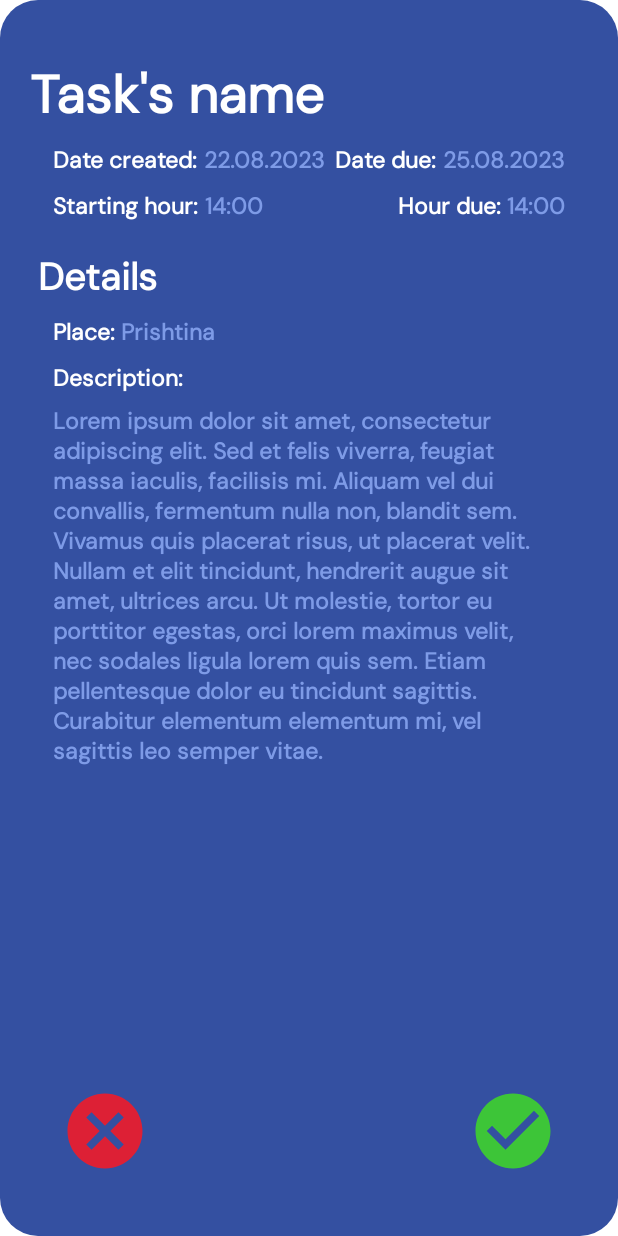
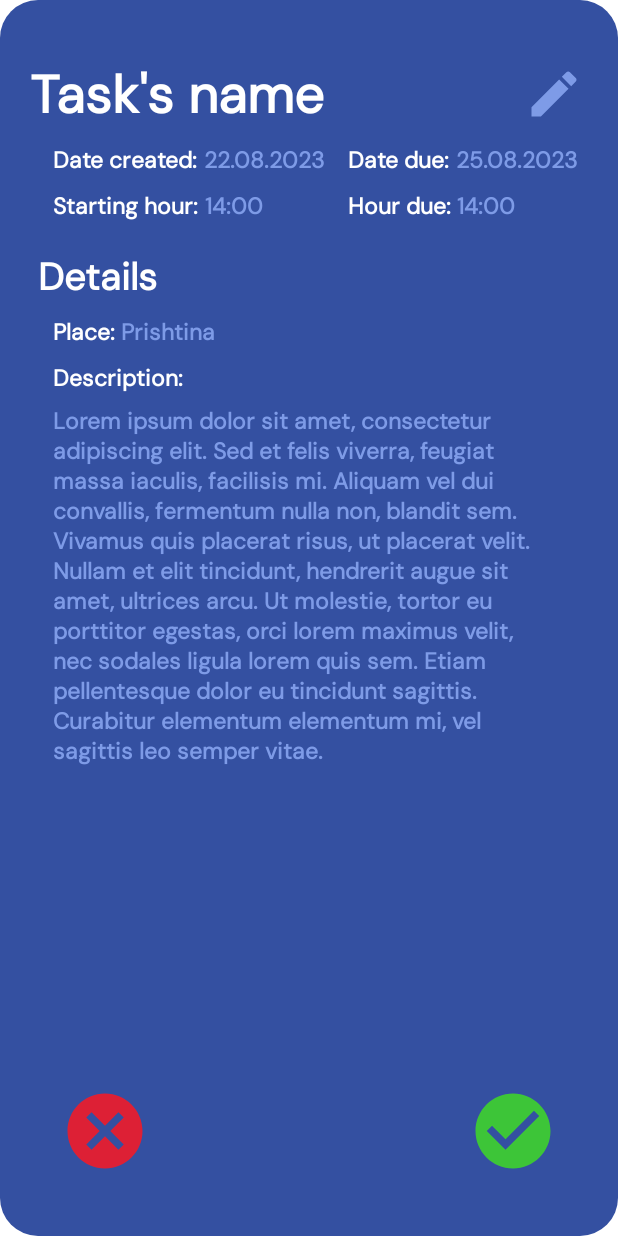
Before and after one commit to thcainthry/Todo_App, an Android app: the layout task_details.xml on its own in the app's theme, with its tools: preview values and no code run, on a phone screen of 412 x 824 dp. Run offline under Robolectric (Android 15) with nearby library versions, the phone set to English and light mode, and no system bars; Roboto replaces fonts that are not available here.

Commit message:
task details layout small changes

```diff
--- /dev/null
+++ b/app/src/main/res/drawable/edit.xml
@@ -0,0 +1,5 @@
+<vector android:height="40dp" android:tint="#7E9BE7"
+    android:viewportHeight="24" android:viewportWidth="24"
+    android:width="40dp" xmlns:android="http://schemas.android.com/apk/res/android">
+    <path android:fillColor="@android:color/white" android:pathData="M3,17.25V21h3.75L17.81,9.94l-3.75,-3.75L3,17.25zM20.71,7.04c0.39,-0.39 0.39,-1.02 0,-1.41l-2.34,-2.34c-0.39,-0.39 -1.02,-0.39 -1.41,0l-1.83,1.83 3.75,3.75 1.83,-1.83z"/>
+</vector>
--- a/app/src/main/res/layout/task_details.xml
+++ b/app/src/main/res/layout/task_details.xml
@@ -27,7 +27,7 @@
         android:fontFamily="@font/dm_sans"
         android:text="Date created: "
         android:textColor="@color/white"
-        android:textSize="15dp"
+        android:textSize="15sp"
         android:textStyle="bold"
         app:layout_constraintStart_toStartOf="parent"
         app:layout_constraintTop_toBottomOf="@+id/task_name" />
@@ -38,7 +38,7 @@
         android:fontFamily="@font/dm_sans"
         android:text="22.08.2023"
         android:textColor="@color/lightblue"
-        android:textSize="15dp"
+        android:textSize="15sp"
         android:textStyle="bold"
         app:layout_constraintStart_toEndOf="@+id/task_date_created"
         app:layout_constraintTop_toTopOf="@+id/task_date_created" />
@@ -51,7 +51,7 @@
         android:fontFamily="@font/dm_sans"
         android:text="Starting hour: "
         android:textColor="@color/white"
-        android:textSize="15dp"
+        android:textSize="15sp"
         android:textStyle="bold"
         app:layout_constraintStart_toStartOf="parent"
         app:layout_constraintTop_toBottomOf="@+id/task_date_created" />
@@ -62,7 +62,7 @@
         android:fontFamily="@font/dm_sans"
         android:text="14:00"
         android:textColor="@color/lightblue"
-        android:textSize="15dp"
+        android:textSize="15sp"
         android:textStyle="bold"
         app:layout_constraintStart_toEndOf="@+id/task_hour_created"
         app:layout_constraintTop_toTopOf="@+id/task_hour_created" />
@@ -73,11 +73,11 @@
         android:fontFamily="@font/dm_sans"
         android:text="Hour due: "
         android:textColor="@color/white"
-        android:textSize="15dp"
+        android:textSize="15sp"
         android:textStyle="bold"
         app:layout_constraintTop_toTopOf="@+id/task_hour_created"
         app:layout_constraintBottom_toBottomOf="@+id/task_hour_created"
-        app:layout_constraintEnd_toStartOf="@+id/task_hour_due"
+        app:layout_constraintStart_toStartOf="@+id/task_date_due_text"
         />
     <TextView
         android:id="@+id/task_hour_due"
@@ -86,10 +86,10 @@
         android:fontFamily="@font/dm_sans"
         android:text="14:00"
         android:textColor="@color/lightblue"
-        android:textSize="15dp"
+        android:textSize="15sp"
         android:textStyle="bold"
         android:layout_marginEnd="35dp"
-        app:layout_constraintEnd_toEndOf="parent"
+        app:layout_constraintStart_toEndOf="@+id/task_hour_due_text"
         app:layout_constraintTop_toTopOf="@+id/task_hour_created"
         app:layout_constraintBottom_toBottomOf="@+id/task_hour_created"/>
 
@@ -98,12 +98,13 @@
         android:layout_width="wrap_content"
         android:layout_height="wrap_content"
         android:layout_marginTop="10dp"
+        android:fontFamily="@font/dm_sans"
         android:layout_marginStart="15dp"
-        android:fontFamily="@font/dm_sans"
         android:text="Date due: "
         android:textColor="@color/white"
-        android:textSize="15dp"
+        android:textSize="15sp"
         android:textStyle="bold"
+        app:layout_constraintStart_toEndOf="@+id/task_date"
         app:layout_constraintEnd_toStartOf="@+id/task_date_due"
         app:layout_constraintTop_toBottomOf="@+id/task_name" />
     <TextView
@@ -114,9 +115,9 @@
         android:layout_marginEnd="35dp"
         android:text="25.08.2023"
         android:textColor="@color/lightblue"
-        android:textSize="15dp"
+        android:textSize="15sp"
         android:textStyle="bold"
-        app:layout_constraintEnd_toEndOf="parent"
+        app:layout_constraintStart_toEndOf="@+id/task_date_due_text"
         app:layout_constraintTop_toTopOf="@+id/task_date_created"
         app:layout_constraintBottom_toBottomOf="@+id/task_date_created"
         />
@@ -147,7 +148,7 @@
         android:fontFamily="@font/dm_sans"
         android:text="Place: "
         android:textColor="@color/white"
-        android:textSize="15dp"
+        android:textSize="15sp"
         android:textStyle="bold"
         app:layout_constraintStart_toStartOf="parent"
         app:layout_constraintTop_toBottomOf="@+id/task_details"
@@ -159,7 +160,7 @@
         android:fontFamily="@font/dm_sans"
         android:text="Prishtina"
         android:textColor="@color/lightblue"
-        android:textSize="15dp"
+        android:textSize="15sp"
         android:textStyle="bold"
         app:layout_constraintTop_toTopOf="@+id/task_place_text"
         app:layout_constraintBottom_toBottomOf="@id/task_place_text"
@@ -174,7 +175,7 @@
         android:fontFamily="@font/dm_sans"
         android:text="Description: "
         android:textColor="@color/white"
-        android:textSize="15dp"
+        android:textSize="15sp"
         android:textStyle="bold"
         app:layout_constraintStart_toStartOf="parent"
         app:layout_constraintTop_toBottomOf="@+id/task_place_text"
@@ -189,8 +190,9 @@
         android:paddingEnd="35dp"
         android:text="Lorem ipsum dolor sit amet, consectetur adipiscing elit. Sed et felis viverra, feugiat massa iaculis, facilisis mi. Aliquam vel dui convallis, fermentum nulla non, blandit sem. Vivamus quis placerat risus, ut placerat velit. Nullam et elit tincidunt, hendrerit augue sit amet, ultrices arcu. Ut molestie, tortor eu porttitor egestas, orci lorem maximus velit, nec sodales ligula lorem quis sem. Etiam pellentesque dolor eu tincidunt sagittis. Curabitur elementum elementum mi, vel sagittis leo semper vitae."
         android:textColor="@color/lightblue"
-        android:textSize="15dp"
+        android:textSize="15sp"
         android:textStyle="bold"
+        android:lineBreakWordStyle="phrase"
         app:layout_constraintTop_toBottomOf="@+id/task_description"
         app:layout_constraintStart_toStartOf="parent"
         app:layout_constraintEnd_toEndOf="parent"
@@ -215,11 +217,16 @@
         app:layout_constraintEnd_toEndOf="parent"
         app:layout_constraintBottom_toBottomOf="parent"
         />
-
-
-
-
-
-
+    <ImageButton
+        android:id="@+id/edit"
+        android:layout_width="45dp"
+        android:layout_height="45dp"
+        android:layout_marginTop="40dp"
+        android:layout_marginEnd="20dp"
+        android:background="@android:color/transparent"
+        android:src="@drawable/edit"
+        app:layout_constraintTop_toTopOf="parent"
+        app:layout_constraintEnd_toEndOf="parent"
+        />
 
 </androidx.constraintlayout.widget.ConstraintLayout>
```
